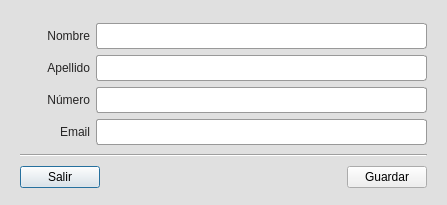
The window that examples/Agenda-de-contactos/contacto/add.ui (informaticameg/Plasta) describes before a commit, drawn with Qt 5.
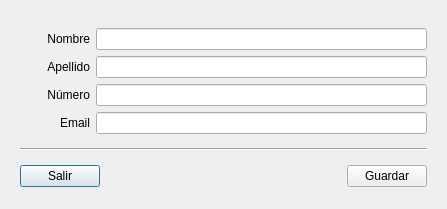
The same window after the commit.

Patch:
```diff
--- a/examples/Agenda-de-contactos/contacto/add.ui
+++ b/examples/Agenda-de-contactos/contacto/add.ui
@@ -7,30 +7,12 @@
     <x>0</x>
     <y>0</y>
     <width>447</width>
-    <height>205</height>
+    <height>209</height>
    </rect>
   </property>
   <property name="windowTitle">
    <string>MainWindow</string>
   </property>
-  <property name="styleSheet">
-   <string notr="true">QDialog{background-color:#E0E0E0 ;}
-
-QLineEdit,QDateEdit { 
-border: 1px solid #999999; 
-padding: 2px 2px 2px 2px;
-min-width: 90px;
-height: 20px;
-
-border-top-left-radius: 3px ;
-border-top-right-radius: 3px;
-border-bottom-right-radius: 3px;
-border-bottom-left-radius: 3px;
-}
-QLineEdit:focus { border: 1px solid #7F7F7F; }
-
-QLabel {color: #252424;}</string>
-  </property>
   <layout class="QVBoxLayout" name="verticalLayout_2">
    <property name="leftMargin">
     <number>20</number>
```
Left out of the diff: 9 changed lines with no effect on the pictures.
